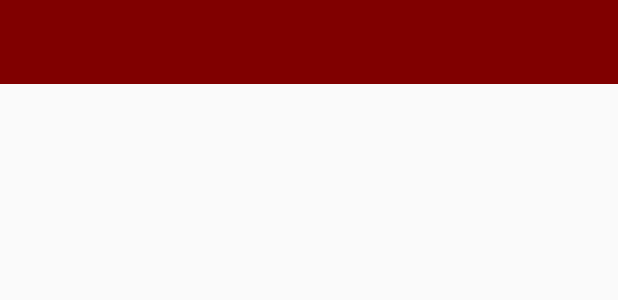
After one commit to bijeshcj/DonateBlood, an Android app: the layout app_bar.xml on its own in the app's theme, with its tools: preview values and no code run, on a phone screen of 412 x 824 dp. The commit adds this screen. Shown: the top 300 px of the screen. Run offline under Robolectric (Android 15) with nearby library versions, the phone set to English and light mode, and no system bars.

Commit message:
Toolbar in progress

```diff
--- /dev/null
+++ b/DonateBlood/app/src/main/res/layout/app_bar.xml
@@ -0,0 +1,10 @@
+<?xml version="1.0" encoding="utf-8"?>
+<android.support.v7.widget.Toolbar xmlns:android="http://schemas.android.com/apk/res/android"
+    android:layout_width="match_parent"
+    android:layout_height="wrap_content"
+    android:background="#800000"
+    >
+
+
+
+</android.support.v7.widget.Toolbar>
--- a/DonateBlood/app/src/main/res/values/styles.xml
+++ b/DonateBlood/app/src/main/res/values/styles.xml
@@ -2,7 +2,8 @@
 
     <!-- Base application theme. -->
     <style name="AppTheme" parent="Theme.AppCompat.Light.NoActionBar">
-        <!-- Customize your theme here. -->
+
+
     </style>
 
 </resources>
```
Also changed, not shown: DonateBlood/app/src/main/java/com/bijesh/donateblood/activities/HomeActivity.java (+9 -2 lines), DonateBlood/app/src/main/res/layout/activity_home.xml (+8 -4 lines).
